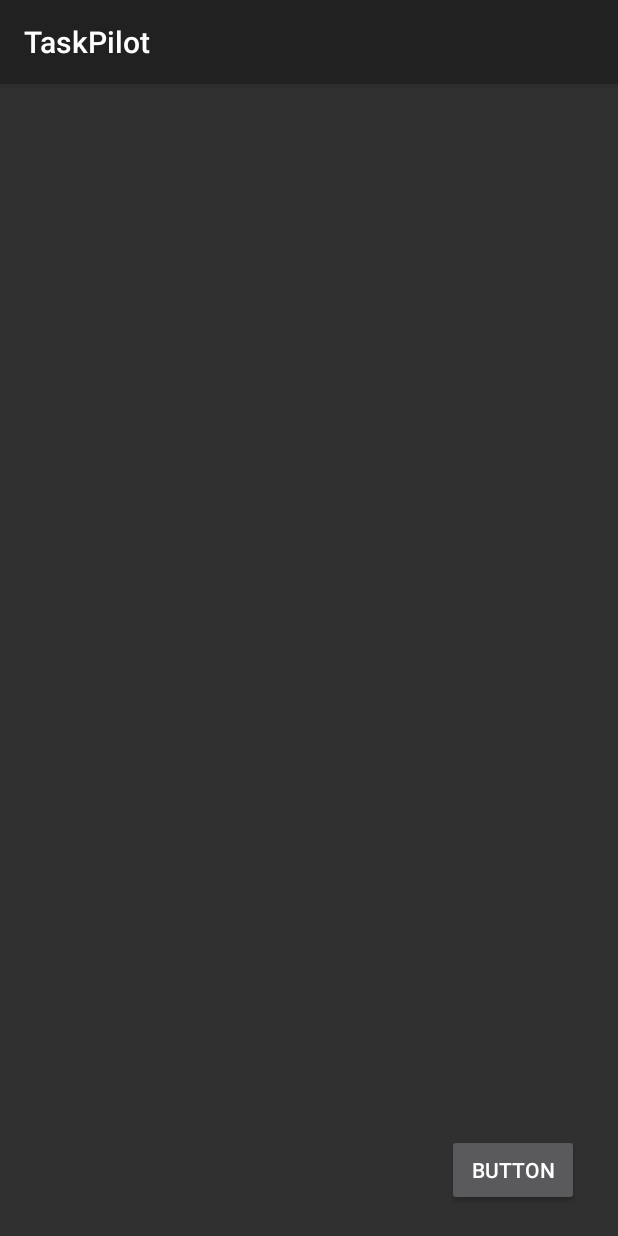
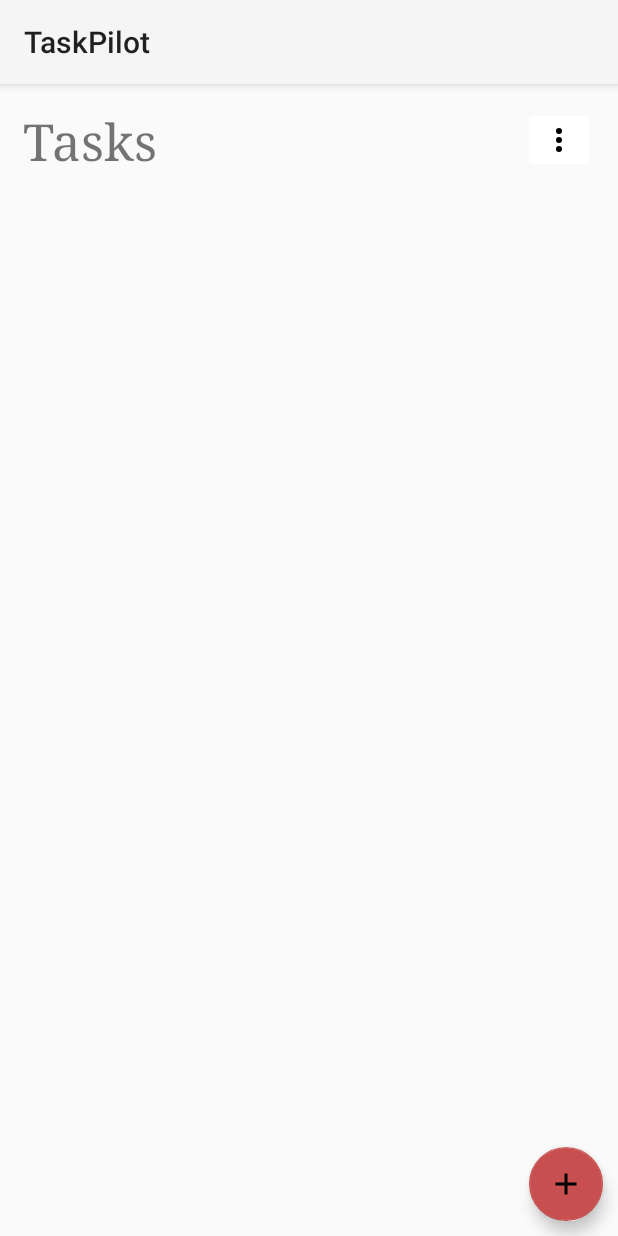
Before and after one commit to IshanMadusanka13/Task-Pilot, an Android app: the screen it shows after launch (MainActivity), on a phone screen of 412 x 824 dp. Run offline under Robolectric (Android 15) with nearby library versions, the phone set to English and light mode, and no system bars; our stand-ins replace Room's generated code.

Commit message:
Sort Menu Added

```diff
--- a/app/build.gradle
+++ b/app/build.gradle
@@ -61,6 +61,7 @@ dependencies {
     implementation "androidx.room:room-runtime:2.6.1"
     implementation libs.androidx.constraintlayout
     implementation libs.androidx.appcompat
+    implementation libs.material
     kapt "androidx.room:room-compiler:2.6.1"
     implementation "androidx.room:room-ktx:2.6.1"
     testImplementation libs.junit
--- a/app/src/main/AndroidManifest.xml
+++ b/app/src/main/AndroidManifest.xml
@@ -16,7 +16,7 @@
             android:name=".MainActivity"
             android:exported="true"
             android:label="@string/app_name"
-            android:theme="@style/Theme.AppCompat">
+            android:theme="@style/Theme.AppCompat.Light">
             <intent-filter>
                 <action android:name="android.intent.action.MAIN" />
 
--- a/app/src/main/java/com/example/taskpilot/MainActivity.kt
+++ b/app/src/main/java/com/example/taskpilot/MainActivity.kt
@@ -3,8 +3,11 @@ package com.example.taskpilot
 import android.os.Bundle
 import android.text.InputType
 import android.util.Log
+import android.view.MenuInflater
 import android.widget.Button
 import android.widget.EditText
+import android.widget.ImageButton
+import android.widget.PopupMenu
 import androidx.appcompat.app.AlertDialog
 import androidx.appcompat.app.AppCompatActivity
 import androidx.lifecycle.ViewModelProvider
@@ -15,6 +18,7 @@ import com.example.taskpilot.database.entities.Task
 import com.example.taskpilot.database.repositories.TaskRepository
 import com.example.taskpilot.ui.adapter.TaskAdapter
 import com.example.taskpilot.ui.viewmodels.TaskViewModel
+import com.google.android.material.floatingactionbutton.FloatingActionButton
 import kotlinx.coroutines.CoroutineScope
 import kotlinx.coroutines.Dispatchers
 import kotlinx.coroutines.launch
@@ -29,13 +33,7 @@ class MainActivity : AppCompatActivity() {
         setContentView(R.layout.activity_main)
         val repository = TaskRepository(TaskDatabase.getDatabase(this))
         val recyclerView:RecyclerView = findViewById(R.id.rvTasks)
-        try {
-            viewModel = ViewModelProvider(this)[TaskViewModel::class.java]
-
-        } catch (e: Exception) {
-            Log.e("ViewModelCreation", "Failed to create ViewModel", e)
-        }
-
+        viewModel = ViewModelProvider(this)[TaskViewModel::class.java]
         viewModel.data.observe(this){
             adapter = TaskAdapter(it,repository, viewModel)
             recyclerView.adapter = adapter
@@ -47,12 +45,35 @@ class MainActivity : AppCompatActivity() {
                 viewModel.setData(data)
             }
         }
-        val btnAddItem: Button = findViewById(R.id.btnAddTask)
+
+        findViewById<ImageButton>(R.id.btnSort).setOnClickListener {
+            val popup = PopupMenu(this, it)
+            val inflater: MenuInflater = popup.menuInflater
+            inflater.inflate(R.menu.sort_menu, popup.menu)
+            popup.show()
+            popup.setOnMenuItemClickListener { item ->
+                when (item.itemId) {
+                    R.id.action_deadline -> {
+                        viewModel.sortTasksByDeadline()
+                        true
+                    }
+                    R.id.action_prority -> {
+                        viewModel.sortTasksByPriority()
+                        true
+                    }
+                    else -> false
+                }
+            }
+        }
+
+
+
+        val btnAddItem: FloatingActionButton = findViewById(R.id.btnAddTask)
         btnAddItem.setOnClickListener {
-            displayDialog(repository)
+            createTaskDialog(repository)
         }
 }
-    fun displayDialog(repository: TaskRepository){
+    fun createTaskDialog(repository: TaskRepository){
         val builder = AlertDialog.Builder(this)
 
         builder.setTitle("Enter New Todo item:")
--- a/app/src/main/java/com/example/taskpilot/ui/views/TaskViewHolder.kt
+++ b/app/src/main/java/com/example/taskpilot/ui/views/TaskViewHolder.kt
@@ -3,13 +3,14 @@ package com.example.taskpilot.ui.views
 import android.view.View
 import android.widget.Button
 import android.widget.CheckBox
+import android.widget.ImageButton
 import android.widget.ImageView
 import androidx.recyclerview.widget.RecyclerView.ViewHolder
 import com.example.taskpilot.R
 
 class TaskViewHolder(view:View):ViewHolder(view) {
     val cbTask:CheckBox
-    val ivDelete:Button
+    val ivDelete:ImageButton
     init {
         cbTask = view.findViewById(R.id.cbTaks)
         ivDelete = view.findViewById(R.id.ivDelete)
--- /dev/null
+++ b/app/src/main/res/drawable/dots_vertical.xml
@@ -0,0 +1 @@
+<!-- drawable/dots_vertical.xml --><vector xmlns:android="http://schemas.android.com/apk/res/android" android:height="24dp" android:width="24dp" android:viewportWidth="24" android:viewportHeight="24"><path android:fillColor="#000000" android:pathData="M12,16A2,2 0 0,1 14,18A2,2 0 0,1 12,20A2,2 0 0,1 10,18A2,2 0 0,1 12,16M12,10A2,2 0 0,1 14,12A2,2 0 0,1 12,14A2,2 0 0,1 10,12A2,2 0 0,1 12,10M12,4A2,2 0 0,1 14,6A2,2 0 0,1 12,8A2,2 0 0,1 10,6A2,2 0 0,1 12,4Z" /></vector>
--- /dev/null
+++ b/app/src/main/res/drawable/plus.xml
@@ -0,0 +1,9 @@
+<vector xmlns:android="http://schemas.android.com/apk/res/android"
+    android:width="24dp"
+    android:height="24dp"
+    android:viewportWidth="24"
+    android:viewportHeight="24">
+    <path
+        android:fillColor="#000000"
+        android:pathData="M19,13H13V19H11V13H5V11H11V5H13V11H19V13Z" />
+</vector>
--- a/app/src/main/res/layout/activity_main.xml
+++ b/app/src/main/res/layout/activity_main.xml
@@ -6,21 +6,49 @@
     android:layout_height="match_parent"
     tools:context=".MainActivity">
 
-    <androidx.recyclerview.widget.RecyclerView
-        android:id="@+id/rvTasks"
-        android:layout_width="411dp"
-        android:layout_height="619dp"
-        android:layout_marginStart="1dp"
+    <TextView
+        android:id="@+id/taskHeading"
+        android:layout_width="95dp"
+        android:layout_height="51dp"
+        android:layout_marginStart="15dp"
+        android:layout_marginTop="15dp"
+        android:fontFamily="serif"
+        android:text="Tasks"
+        android:textSize="34sp"
         app:layout_constraintStart_toStartOf="parent"
         app:layout_constraintTop_toTopOf="parent" />
 
-    <Button
-        android:id="@+id/btnAddTask"
+    <ImageButton
+        android:id="@+id/btnSort"
         android:layout_width="wrap_content"
         android:layout_height="wrap_content"
-        android:layout_marginEnd="26dp"
-        android:layout_marginBottom="20dp"
-        android:text="Button"
+        android:layout_marginTop="15dp"
+        android:layout_marginEnd="15dp"
+        app:layout_constraintEnd_toEndOf="parent"
+        app:layout_constraintTop_toTopOf="parent"
+        app:srcCompat="@drawable/dots_vertical"
+        app:backgroundTint="@color/white"/>
+
+    <androidx.recyclerview.widget.RecyclerView
+        android:id="@+id/rvTasks"
+        android:layout_width="408dp"
+        android:layout_height="403dp"
+        android:layout_marginStart="1dp"
+        android:layout_marginTop="100dp"
+        app:layout_constraintStart_toStartOf="parent"
+        app:layout_constraintTop_toTopOf="parent" />
+
+    <com.google.android.material.floatingactionbutton.FloatingActionButton
+        android:id="@+id/btnAddTask"
+        android:layout_width="49dp"
+        android:layout_height="50dp"
+        android:layout_marginEnd="10dp"
+        android:layout_marginBottom="10dp"
+        android:clickable="true"
         app:layout_constraintBottom_toBottomOf="parent"
-        app:layout_constraintEnd_toEndOf="parent" />
+        app:layout_constraintEnd_toEndOf="parent"
+        app:fabCustomSize="50dp"
+        app:srcCompat="@drawable/plus"
+        app:backgroundTint="@color/colorPrimary"/>
+
 </androidx.constraintlayout.widget.ConstraintLayout>
--- /dev/null
+++ b/app/src/main/res/menu/sort_menu.xml
@@ -0,0 +1,9 @@
+<?xml version="1.0" encoding="utf-8"?>
+<menu xmlns:android="http://schemas.android.com/apk/res/android">
+    <item
+        android:id="@+id/action_deadline"
+        android:title="Sort by Deadline" />
+    <item
+        android:id="@+id/action_prority"
+        android:title="Sort by Prority" />
+</menu>
--- a/app/src/main/res/values/colors.xml
+++ b/app/src/main/res/values/colors.xml
@@ -1,10 +1,17 @@
 <?xml version="1.0" encoding="utf-8"?>
 <resources>
+
     <color name="purple_200">#FFBB86FC</color>
     <color name="purple_500">#FF6200EE</color>
     <color name="purple_700">#FF3700B3</color>
     <color name="teal_200">#FF03DAC5</color>
     <color name="teal_700">#FF018786</color>
+
     <color name="black">#FF000000</color>
     <color name="white">#FFFFFFFF</color>
+
+    <color name="colorPrimary">#C84F4F</color>
+    <color name="colorPrimaryDark">#952424</color><!-- FF7F7F -->
+    <color name="colorAccent">#4F78C8</color><!-- 4FC89D -->
+
 </resources>
--- a/app/src/main/res/values/themes.xml
+++ b/app/src/main/res/values/themes.xml
@@ -1,5 +1,18 @@
 <?xml version="1.0" encoding="utf-8"?>
 <resources>
 
-    <style name="Theme.TaskPilot" parent="android:Theme.Material.Light.NoActionBar" />
+    <style name="Theme.TaskPilot" parent="Theme.AppCompat.Light">
+        <item name="colorPrimary">@color/colorPrimary</item>
+        <item name="colorPrimaryDark">@color/colorPrimaryDark</item>
+        <item name="colorAccent">@color/colorAccent</item>
+    </style>
+
+    <style name="DefaultText" parent="TextAppearance.AppCompat">
+        <item name="android:textColor">@color/black</item>
+    </style>
+
+    <style name="InverseText" parent="TextAppearance.AppCompat">
+        <item name="android:textColor">@color/white</item>
+    </style>
+
 </resources>
--- a/gradle/libs.versions.toml
+++ b/gradle/libs.versions.toml
@@ -10,6 +10,7 @@ activityCompose = "1.7.0"
 composeBom = "2023.08.00"
 constraintlayout = "2.1.4"
 appcompat = "1.6.1"
+material = "1.12.0"
 
 [libraries]
 androidx-core-ktx = { group = "androidx.core", name = "core-ktx", version.ref = "coreKtx" }
@@ -28,6 +29,7 @@ androidx-ui-test-junit4 = { group = "androidx.compose.ui", name = "ui-test-junit
 androidx-material3 = { group = "androidx.compose.material3", name = "material3" }
 androidx-constraintlayout = { group = "androidx.constraintlayout", name = "constraintlayout", version.ref = "constraintlayout" }
 androidx-appcompat = { group = "androidx.appcompat", name = "appcompat", version.ref = "appcompat" }
+material = { group = "com.google.android.material", name = "material", version.ref = "material" }
 
 [plugins]
 androidApplication = { id = "com.android.application", version.ref = "agp" }
```
Also changed, not shown: app/src/main/java/com/example/taskpilot/ui/viewmodels/TaskViewModel.kt (+9 -0 lines), app/src/main/res/drawable/delete.xml (added, +10 -0 lines), app/src/main/res/drawable/task_border.xml (added, +15 -0 lines), app/src/main/res/layout/single_task_view.xml (+9 -5 lines).
